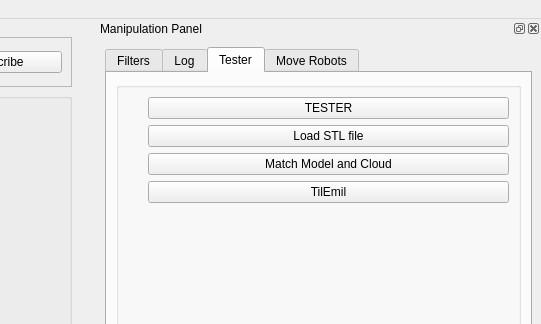
Before: the Qt Designer form ui/main_window.ui in sindreraknes/qt_master, drawn with Qt 5; both pictures show x 699 to 1240 and y 0 to 324 of the 1240 by 820 pixel window.
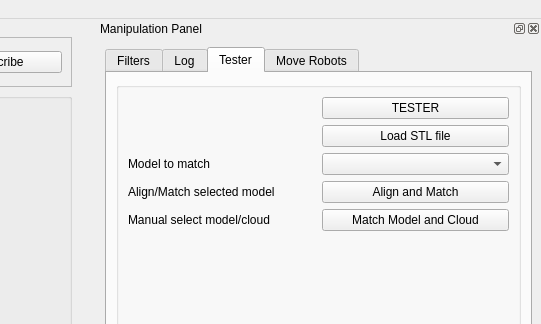
After: the same form once the commit is applied. The open tabs and pages were chosen to show the change. Icons and pictures are not drawn.

Commit message: Added automatic cloud capture with alignment and matching model

The edit to the form file:
```diff
--- a/ui/main_window.ui
+++ b/ui/main_window.ui
@@ -408,7 +408,14 @@
             <string/>
            </property>
            <layout class="QGridLayout" name="gridLayout_3">
-            <item row="5" column="1">
+            <item row="3" column="1">
+             <widget class="QLabel" name="label_9">
+              <property name="text">
+               <string>Model to match</string>
+              </property>
+             </widget>
+            </item>
+            <item row="6" column="1">
              <spacer name="verticalSpacer_2">
               <property name="orientation">
                <enum>Qt::Vertical</enum>
@@ -435,17 +442,34 @@
               </property>
              </widget>
             </item>
-            <item row="3" column="2">
+            <item row="5" column="2">
              <widget class="QPushButton" name="button_match">
               <property name="text">
                <string>Match Model and Cloud</string>
               </property>
              </widget>
             </item>
+            <item row="3" column="2">
+             <widget class="QComboBox" name="modelList"/>
+            </item>
             <item row="4" column="2">
              <widget class="QPushButton" name="button_emil">
               <property name="text">
-               <string>TilEmil</string>
+               <string>Align and Match</string>
+              </property>
+             </widget>
+            </item>
+            <item row="4" column="1">
+             <widget class="QLabel" name="label_10">
+              <property name="text">
+               <string>Align/Match selected model</string>
+              </property>
+             </widget>
+            </item>
+            <item row="5" column="1">
+             <widget class="QLabel" name="label_11">
+              <property name="text">
+               <string>Manual select model/cloud</string>
               </property>
              </widget>
             </item>
```
Left out of the diff: 4 changed lines with no effect on the pictures. The commit also changes 6 other files.
